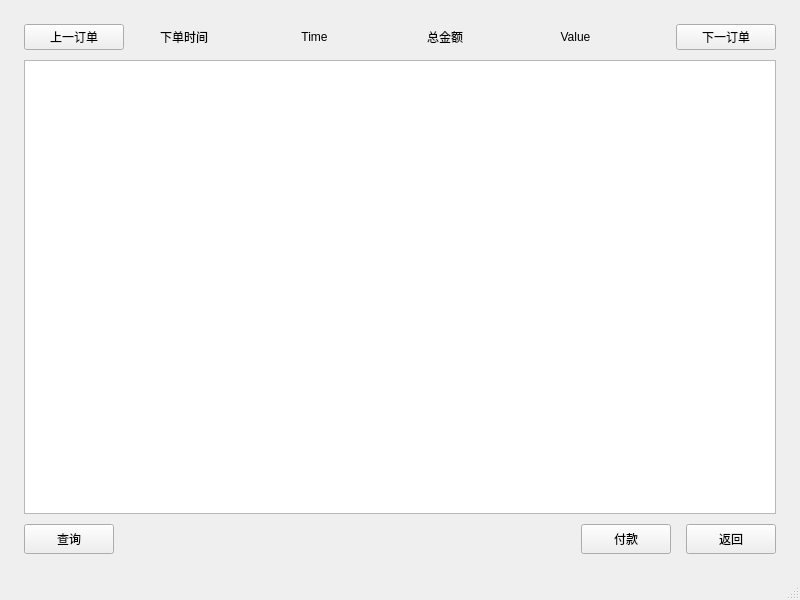
First picture: the form in mainCode/orderinfo.ui, repository CarlosDJY/QtBasedGroupWork, before the edit.
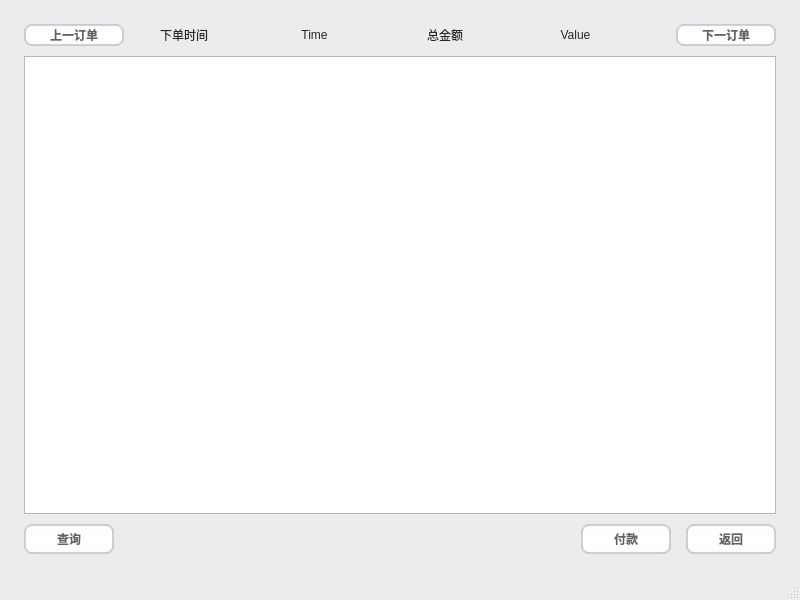
Second picture: the form after the edit. Icons and pictures are not drawn.

```diff
--- a/mainCode/orderinfo.ui
+++ b/mainCode/orderinfo.ui
@@ -13,6 +13,443 @@
   <property name="windowTitle">
    <string>MainWindow</string>
   </property>
+  <property name="styleSheet">
+   <string notr="true">/*
+ * MacOS Style Sheet for QT Applications
+ * Author: Jaime A. Quiroga P.
+ * Company: GTRONICK
+ * Last updated: 25/12/2020, 23:10.
+ * Available at: https://github.com/GTRONICK/QSS/blob/master/MacOS.qss
+ */
+QMainWindow {
+    background-color:#ececec;
+}
+QPushButton, QToolButton, QCommandLinkButton{
+    padding: 0 5px 0 5px;
+    border-style: solid;
+    border-top-color: qlineargradient(spread:pad, x1:0, y1:0, x2:0, y2:1, stop:0 #c1c9cf, stop:1 #d2d8dd);
+    border-right-color: qlineargradient(spread:pad, x1:1, y1:0, x2:0, y2:0, stop:0 #c1c9cf, stop:1 #d2d8dd);
+    border-bottom-color: qlineargradient(spread:pad, x1:0, y1:1, x2:0, y2:0, stop:0 #c1c9cf, stop:1 #d2d8dd);
+    border-left-color: qlineargradient(spread:pad, x1:0, y1:0, x2:1, y2:0, stop:0 #c1c9cf, stop:1 #d2d8dd);
+    border-width: 2px;
+    border-radius: 8px;
+    color: #616161;
+    font-weight: bold;
+    background-color: qlineargradient(spread:pad, x1:0.5, y1:0, x2:0.5, y2:1, stop:0 #fbfdfd, stop:0.5 #ffffff, stop:1 #fbfdfd);
+}
+QPushButton::default, QToolButton::default, QCommandLinkButton::default{
+    border: 2px solid transparent;
+    color: #FFFFFF;
+    background-color: qlineargradient(spread:pad, x1:0.5, y1:0, x2:0.5, y2:1, stop:0 #84afe5, stop:1 #1168e4);
+}
+QPushButton:hover, QToolButton:hover, QCommandLinkButton:hover{
+    color: #3d3d3d;
+}
+QPushButton:pressed, QToolButton:pressed, QCommandLinkButton:pressed{
+    color: #aeaeae;
+    background-color: qlineargradient(spread:pad, x1:0.5, y1:0, x2:0.5, y2:1, stop:0 #ffffff, stop:0.5 #fbfdfd, stop:1 #ffffff);
+}
+QPushButton:disabled, QToolButton:disabled, QCommandLinkButton:disabled{
+    color: #616161;
+    background-color: qlineargradient(spread:pad, x1:0.5, y1:0, x2:0.5, y2:1, stop:0 #dce7eb, stop:0.5 #e0e8eb, stop:1 #dee7ec);
+}
+QLineEdit, QTextEdit, QPlainTextEdit, QSpinBox, QDoubleSpinBox, QTimeEdit, QDateEdit, QDateTimeEdit {
+    border-width: 2px;
+    border-radius: 8px;
+    border-style: solid;
+    border-top-color: qlineargradient(spread:pad, x1:0.5, y1:1, x2:0.5, y2:0, stop:0 #c1c9cf, stop:1 #d2d8dd);
+    border-right-color: qlineargradient(spread:pad, x1:0, y1:0, x2:1, y2:0, stop:0 #c1c9cf, stop:1 #d2d8dd);
+    border-bottom-color: qlineargradient(spread:pad, x1:0.5, y1:0, x2:0.5, y2:1, stop:0 #c1c9cf, stop:1 #d2d8dd);
+    border-left-color: qlineargradient(spread:pad, x1:1, y1:0, x2:0, y2:0, stop:0 #c1c9cf, stop:1 #d2d8dd);
+    background-color: #f4f4f4;
+    color: #3d3d3d;
+}
+QLineEdit:focus, QTextEdit:focus, QPlainTextEdit:focus, QSpinBox:focus, QDoubleSpinBox:focus, QTimeEdit:focus, QDateEdit:focus, QDateTimeEdit:focus {
+    border-width: 2px;
+    border-radius: 8px;
+    border-style: solid;
+    border-top-color: qlineargradient(spread:pad, x1:0.5, y1:1, x2:0.5, y2:0, stop:0 #85b7e3, stop:1 #9ec1db);
+    border-right-color: qlineargradient(spread:pad, x1:0, y1:0, x2:1, y2:0, stop:0 #85b7e3, stop:1 #9ec1db);
+    border-bottom-color: qlineargradient(spread:pad, x1:0.5, y1:0, x2:0.5, y2:1, stop:0 #85b7e3, stop:1 #9ec1db);
+    border-left-color: qlineargradient(spread:pad, x1:1, y1:0, x2:0, y2:0, stop:0 #85b7e3, stop:1 #9ec1db);
+    background-color: #f4f4f4;
+    color: #3d3d3d;
+}
+QLineEdit:disabled, QTextEdit:disabled, QPlainTextEdit:disabled, QSpinBox:disabled, QDoubleSpinBox:disabled, QTimeEdit:disabled, QDateEdit:disabled, QDateTimeEdit:disabled {
+    color: #b9b9b9;
+}
+QSpinBox::up-button, QDoubleSpinBox::up-button, QTimeEdit::up-button, QDateEdit::up-button, QDateTimeEdit::up-button {
+    subcontrol-origin: padding;
+    subcontrol-position: top right;
+    width: 15px;
+    color: #272727;
+    border-left-width: 1px;
+    border-left-color: darkgray;
+    border-left-style: solid;
+    border-top-right-radius: 3px;
+    padding: 3px;
+}
+QSpinBox::down-button, QDoubleSpinBox::down-button, QTimeEdit::down-button, QDateEdit::down-button, QDateTimeEdit::down-button {
+    subcontrol-origin: padding;
+    subcontrol-position: bottom right;
+    width: 15px;
+    color: #272727;
+    border-left-width: 1px;
+    border-left-color: darkgray;
+    border-left-style: solid;
+    border-bottom-right-radius: 3px;
+    padding: 3px;
+}
+QSpinBox::up-button:pressed, QDoubleSpinBox::up-button:pressed, QTimeEdit::up-button:pressed, QDateEdit::up-button:pressed, QDateTimeEdit::up-button:pressed {
+    color: #aeaeae;
+    background-color: qlineargradient(spread:pad, x1:0.5, y1:0, x2:0.5, y2:1, stop:0 #ffffff, stop:0.5 #fbfdfd, stop:1 #ffffff);
+}
+QSpinBox::down-button:pressed, QDoubleSpinBox::down-button:pressed, QTimeEdit::down-button:pressed, QDateEdit::down-button:pressed, QDateTimeEdit::down-button:pressed {
+    color: #aeaeae;
+    background-color: qlineargradient(spread:pad, x1:0.5, y1:0, x2:0.5, y2:1, stop:0 #ffffff, stop:0.5 #fbfdfd, stop:1 #ffffff);
+}
+QSpinBox::up-button:hover, QDoubleSpinBox::up-button:hover, QTimeEdit::up-button:hover, QDateEdit::up-button:hover, QDateTimeEdit::up-button:hover {
+    color: #FFFFFF;
+    border-top-right-radius: 5px;
+    background-color: qlineargradient(spread:pad, x1:0.5, y1:0, x2:0.5, y2:1, stop:0 #84afe5, stop:1 #1168e4);
+    
+}
+QSpinBox::down-button:hover, QDoubleSpinBox::down-button:hover, QTimeEdit::down-button:hover, QDateEdit::down-button:hover, QDateTimeEdit::down-button:hover {
+    color: #FFFFFF;
+    border-bottom-right-radius: 5px;
+    background-color: qlineargradient(spread:pad, x1:0.5, y1:0, x2:0.5, y2:1, stop:0 #84afe5, stop:1 #1168e4);
+}
+QSpinBox::up-arrow, QDoubleSpinBox::up-arrow, QTimeEdit::up-arrow, QDateEdit::up-arrow, QDateTimeEdit::up-arrow {
+    image: url(/usr/share/icons/Adwaita/16x16/actions/go-up-symbolic.symbolic.png);
+}
+QSpinBox::down-arrow, QDoubleSpinBox::down-arrow, QTimeEdit::down-arrow, QDateEdit::down-arrow, QDateTimeEdit::down-arrow {
+    image: url(/usr/share/icons/Adwaita/16x16/actions/go-down-symbolic.symbolic.png);
+}
+QProgressBar {
+    max-height: 8px;
+    text-align: center;
+    font: italic bold 11px;
+    color: #3d3d3d;
+    border: 1px solid transparent;
+    border-radius:4px;
+    background-color: qlineargradient(spread:pad, x1:0, y1:0, x2:0, y2:1, stop:0 #ddd5d5, stop:0.5 #dad3d3, stop:1 #ddd5d5);
+}
+QProgressBar::chunk {
+    background-color: qlineargradient(spread:pad, x1:0, y1:0, x2:0, y2:1, stop:0 #467dd1, stop:0.5 #3b88fc, stop:1 #467dd1);
+    border-radius: 4px;
+}
+QProgressBar:disabled {
+    color: #616161;
+}
+QProgressBar::chunk:disabled {
+    background-color: #aeaeae;
+}
+QSlider::groove {
+    border: 1px solid #bbbbbb;
+    background-color: #52595d;
+    border-radius: 4px;
+}
+QSlider::groove:horizontal {
+    height: 6px;
+}
+QSlider::groove:vertical {
+    width: 6px;
+}
+QSlider::handle:horizontal {
+    background: #ffffff;
+    border-style: solid;
+    border-width: 1px;
+    border-color: rgb(207,207,207);
+    width: 12px;
+    margin: -5px 0;
+    border-radius: 7px;
+}
+QSlider::handle:vertical {
+    background: #ffffff;
+    border-style: solid;
+    border-width: 1px;
+    border-color: rgb(207,207,207);
+    height: 12px;
+    margin: 0 -5px;
+    border-radius: 7px;
+}
+QSlider::add-page, QSlider::sub-page {
+    border: 1px transparent;
+    background-color: #52595d;
+    border-radius: 4px;
+}
+QSlider::add-page:horizontal {
+    background: qlineargradient(spread:pad, x1:0, y1:0, x2:0, y2:1, stop:0 #ddd5d5, stop:0.5 #dad3d3, stop:1 #ddd5d5);
+}
+QSlider::sub-page:horizontal {
+    background-color: qlineargradient(spread:pad, x1:0, y1:0, x2:1, y2:0, stop:0 #467dd1, stop:0.5 #3b88fc, stop:1 #467dd1);
+}
+QSlider::add-page:vertical {
+    background-color: qlineargradient(spread:pad, x1:0, y1:0, x2:0, y2:1, stop:0 #467dd1, stop:0.5 #3b88fc, stop:1 #467dd1);
+}
+QSlider::sub-page:vertical {
+    background: qlineargradient(spread:pad, x1:0, y1:0, x2:1, y2:0, stop:0 #ddd5d5, stop:0.5 #dad3d3, stop:1 #ddd5d5);
+}
+QSlider::add-page:horizontal:disabled, QSlider::sub-page:horizontal:disabled, QSlider::add-page:vertical:disabled, QSlider::sub-page:vertical:disabled {
+    background: #b9b9b9;
+}
+QComboBox, QFontComboBox {
+    border-width: 2px;
+    border-radius: 8px;
+    border-style: solid;
+    border-top-color: qlineargradient(spread:pad, x1:0.5, y1:1, x2:0.5, y2:0, stop:0 #c1c9cf, stop:1 #d2d8dd);
+    border-right-color: qlineargradient(spread:pad, x1:0, y1:0, x2:1, y2:0, stop:0 #c1c9cf, stop:1 #d2d8dd);
+    border-bottom-color: qlineargradient(spread:pad, x1:0.5, y1:0, x2:0.5, y2:1, stop:0 #c1c9cf, stop:1 #d2d8dd);
+    border-left-color: qlineargradient(spread:pad, x1:1, y1:0, x2:0, y2:0, stop:0 #c1c9cf, stop:1 #d2d8dd);
+    background-color: #f4f4f4;
+    color: #272727;
+    padding-left: 5px;
+}
+QComboBox:editable, QComboBox:!editable, QComboBox::drop-down:editable, QComboBox:!editable:on, QComboBox::drop-down:editable:on {
+    background: #ffffff;
+}
+QComboBox::drop-down {
+    subcontrol-origin: padding;
+    subcontrol-position: top right;
+    width: 15px;
+    color: #272727;
+    border-left-width: 1px;
+    border-left-color: darkgray;
+    border-left-style: solid;
+    border-top-right-radius: 3px;
+    border-bottom-right-radius: 3px;
+}
+QComboBox::down-arrow {
+    image: url(/usr/share/icons/Adwaita/16x16/actions/go-down-symbolic.symbolic.png); /*Adawaita icon thene*/
+}
+
+QComboBox::down-arrow:on {
+    top: 1px;
+    left: 1px;
+}
+QComboBox QAbstractItemView {
+    border: 1px solid darkgray;
+    border-radius: 8px;
+    selection-background-color: #dadada;
+    selection-color: #272727;
+    color: #272727;
+    background: white;
+}
+QLabel, QCheckBox, QRadioButton {
+    color: #272727;
+}
+QCheckBox {
+    padding: 2px;
+}
+QCheckBox:disabled, QRadioButton:disabled {
+    color: #808086;
+    padding: 2px;
+}
+
+QCheckBox:hover {
+    border-radius:4px;
+    border-style:solid;
+    padding-left: 1px;
+    padding-right: 1px;
+    padding-bottom: 1px;
+    padding-top: 1px;
+    border-width:1px;
+    border-color: transparent;
+}
+QCheckBox::indicator:checked {
+    image: url(/usr/share/icons/Adwaita/16x16/actions/object-select-symbolic.symbolic.png);
+    height: 15px;
+    width: 15px;
+    border-style:solid;
+    border-width: 1px;
+    border-color: #48a5fd;
+    color: #ffffff;
+    border-radius: 3px;
+    background-color: qlineargradient(spread:pad, x1:0, y1:0, x2:0, y2:1, stop:0 #48a5fd, stop:0.5 #329cfb, stop:1 #48a5fd);
+}
+QCheckBox::indicator:unchecked {
+    
+    height: 15px;
+    width: 15px;
+    border-style:solid;
+    border-width: 1px;
+    border-color: #48a5fd;
+    border-radius: 3px;
+    background-color: #fbfdfa;
+}
+QLCDNumber {
+    color: #616161;;
+}
+QMenuBar {
+    background-color: #ececec;
+}
+QMenuBar::item {
+    color: #616161;
+    spacing: 3px;
+    padding: 1px 4px;
+    background-color: #ececec;
+}
+
+QMenuBar::item:selected {
+    background-color: #dadada;
+    color: #3d3d3d;
+}
+QMenu {
+    background-color: #ececec;
+}
+QMenu::item:selected {
+    background-color: #dadada;
+    color: #3d3d3d;
+}
+QMenu::item {
+    color: #616161;;
+    background-color: #e0e0e0;
+}
+QTabWidget {
+    color:rgb(0,0,0);
+    background-color:#000000;
+}
+QTabWidget::pane {
+    border-color: #050a0e;
+    background-color: #e0e0e0;
+    border-width: 1px;
+    border-radius: 4px;
+    position: absolute;
+    top: -0.5em;
+    padding-top: 0.5em;
+}
+
+QTabWidget::tab-bar {
+    alignment: center;
+}
+
+QTabBar::tab {
+    border-bottom: 1px solid #c0c0c0;
+    padding: 3px;
+    color: #272727;
+    background-color: #fefefc;
+    margin-left:0px;
+}
+QTabBar::tab:!last {
+    border-right: 1px solid;
+    border-right-color: #c0c0c0;
+    border-bottom-color: #c0c0c0;
+}
+QTabBar::tab:first {
+    border-top-left-radius: 4px;
+    border-bottom-left-radius: 4px;
+}
+QTabBar::tab:last {
+    border-top-right-radius: 4px;
+    border-bottom-right-radius: 4px;
+}
+QTabBar::tab:selected, QTabBar::tab:last:selected, QTabBar::tab:hover {
+    color: #FFFFFF;
+    background-color: qlineargradient(spread:pad, x1:0.5, y1:0, x2:0.5, y2:1, stop:0 #84afe5, stop:1 #1168e4);
+}
+QRadioButton::indicator {
+    height: 14px;
+    width: 14px;
+    border-style:solid;
+    border-radius:7px;
+    border-width: 1px;
+}
+QRadioButton::indicator:checked {
+    border-color: #48a5fd;
+    background-color: qradialgradient(cx:0.5, cy:0.5, radius:0.4,fx:0.5, fy:0.5, stop:0 #ffffff, stop:0.5 #ffffff, stop:0.6 #48a5fd, stop:1 #48a5fd);
+}
+QRadioButton::indicator:!checked {
+    border-color: #a9b7c6;
+    background-color: #fbfdfa;
+}
+QStatusBar {
+    color:#027f7f;
+}
+
+QDial {
+    background: #16a085;
+}
+
+QToolBox {
+    color: #a9b7c6;
+    background-color: #222b2e;
+}
+QToolBox::tab {
+    color: #a9b7c6;
+    background-color:#222b2e;
+}
+QToolBox::tab:selected {
+    color: #FFFFFF;
+    background-color:#222b2e;
+}
+QScrollArea {
+    color: #FFFFFF;
+    background-color:#222b2e;
+}
+
+QScrollBar:horizontal {
+	max-height: 10px;
+	border: 1px transparent grey;
+	margin: 0px 20px 0px 20px;
+	background: transparent;
+}
+QScrollBar:vertical {
+	max-width: 10px;
+	border: 1px transparent grey;
+	margin: 20px 0px 20px 0px;
+	background: transparent;
+}
+QScrollBar::handle:vertical, QScrollBar::handle:horizontal {
+	background: #52595d;
+	border-style: transparent;
+	border-radius: 4px;
+	min-height: 25px;
+}
+QScrollBar::handle:horizontal:hover, QScrollBar::handle:vertical:hover {
+	background: qlineargradient(spread:pad, x1:0, y1:0, x2:1, y2:0, stop:0 #467dd1, stop:0.5 #3b88fc, stop:1 #467dd1);
+}
+QScrollBar::add-line, QScrollBar::sub-line {
+    border: 2px transparent grey;
+    border-radius: 4px;
+    subcontrol-origin: margin;
+    background: #b9b9b9;
+}
+QScrollBar::add-line:horizontal {
+    width: 20px;
+    subcontrol-position: right;
+}
+QScrollBar::add-line:vertical {
+    height: 20px;
+    subcontrol-position: bottom;
+}
+QScrollBar::sub-line:horizontal {
+    width: 20px;
+    subcontrol-position: left;
+}
+QScrollBar::sub-line:vertical {
+    height: 20px;
+    subcontrol-position: top;
+}
+QScrollBar::add-line:vertical:pressed, QScrollBar::add-line:horizontal:pressed, QScrollBar::sub-line:horizontal:pressed, QScrollBar::sub-line:vertical:pressed {
+    background: qlineargradient(spread:pad, x1:0, y1:0, x2:1, y2:0, stop:0 #467dd1, stop:0.5 #3b88fc, stop:1 #467dd1);
+}
+QScrollBar::add-page:horizontal, QScrollBar::sub-page:horizontal, QScrollBar::add-page:vertical, QScrollBar::sub-page:vertical {
+    background: none;
+}
+QScrollBar::up-arrow:vertical {
+    image: url(/usr/share/icons/Adwaita/16x16/actions/go-up-symbolic.symbolic.png);
+}
+QScrollBar::down-arrow:vertical {
+    image: url(/usr/share/icons/Adwaita/16x16/actions/go-down-symbolic.symbolic.png);
+}
+QScrollBar::left-arrow:horizontal {
+    image: url(/usr/share/icons/Adwaita/16x16/actions/go-previous-symbolic.symbolic.png);
+}
+QScrollBar::right-arrow:horizontal {
+    image: url(/usr/share/icons/Adwaita/16x16/actions/go-next-symbolic.symbolic.png);
+}
+</string>
+  </property>
   <widget class="QWidget" name="centralwidget">
    <layout class="QVBoxLayout" name="verticalLayout">
     <item>
```
Left out of the diff: 2 changed lines with no effect on the pictures.
